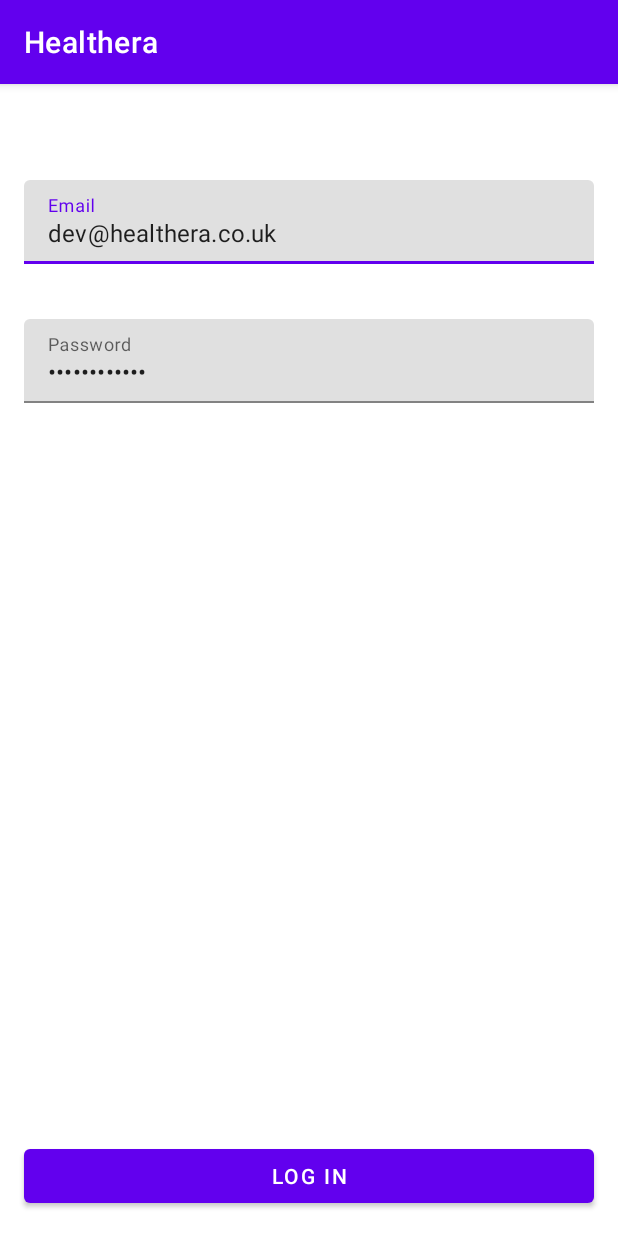
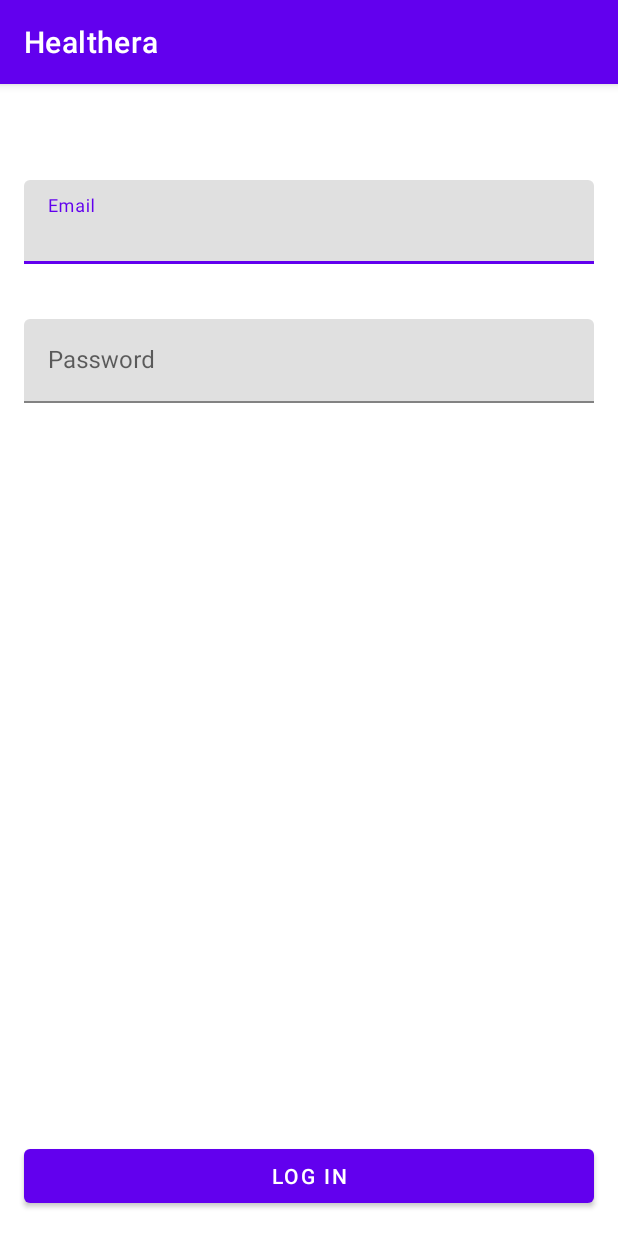
Before and after one commit to turbazik/HealthEra, an Android app: the screen it shows after launch (MainActivity), on a phone screen of 412 x 824 dp. Run offline under Robolectric (Android 15) with nearby library versions, the phone set to English and light mode, and no system bars; libraries missing offline, so code that uses them is left out: com.facebook.stetho.

```diff
--- a/app/src/main/java/com/turbazik/healthera/ui/auth/AuthFragment.kt
+++ b/app/src/main/java/com/turbazik/healthera/ui/auth/AuthFragment.kt
@@ -32,12 +32,6 @@ class AuthFragment : Fragment(R.layout.fragment_auth) {
         super.onViewCreated(view, savedInstanceState)
         initListeners()
         initStateObserving()
-        binding.emailInputEditText.setText(
-            "dev@healthera.co.uk"
-        )
-        binding.passwordInputEditText.setText(
-            "Healthera@01"
-        )
     }
 
     private fun initListeners() {
```
